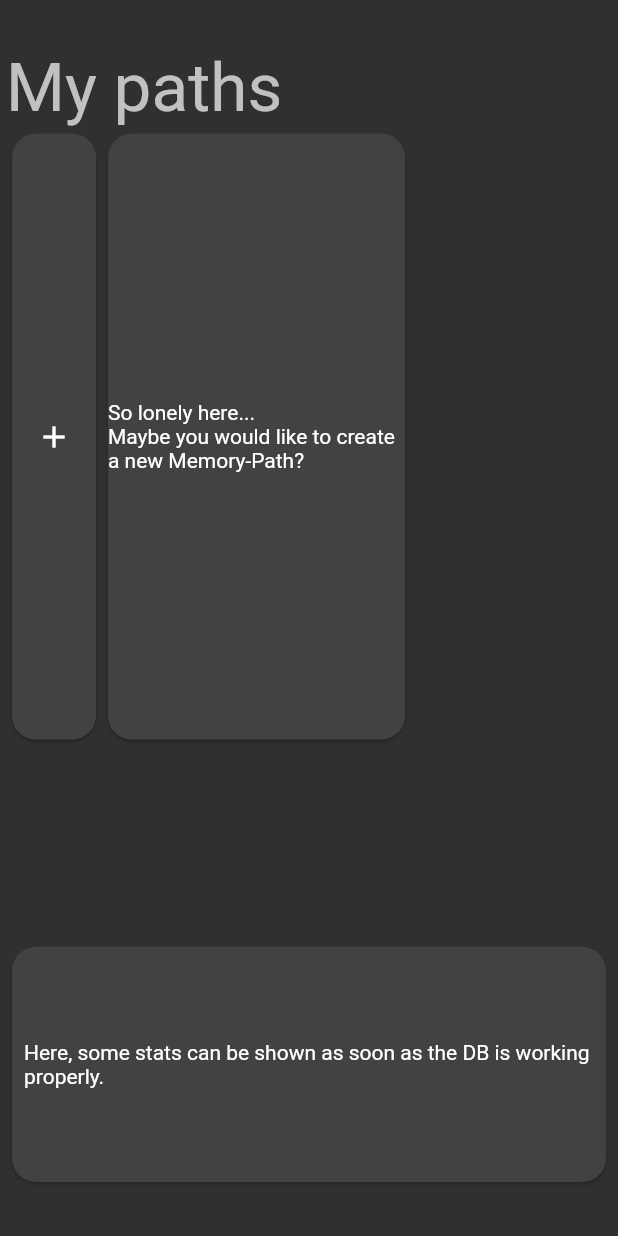
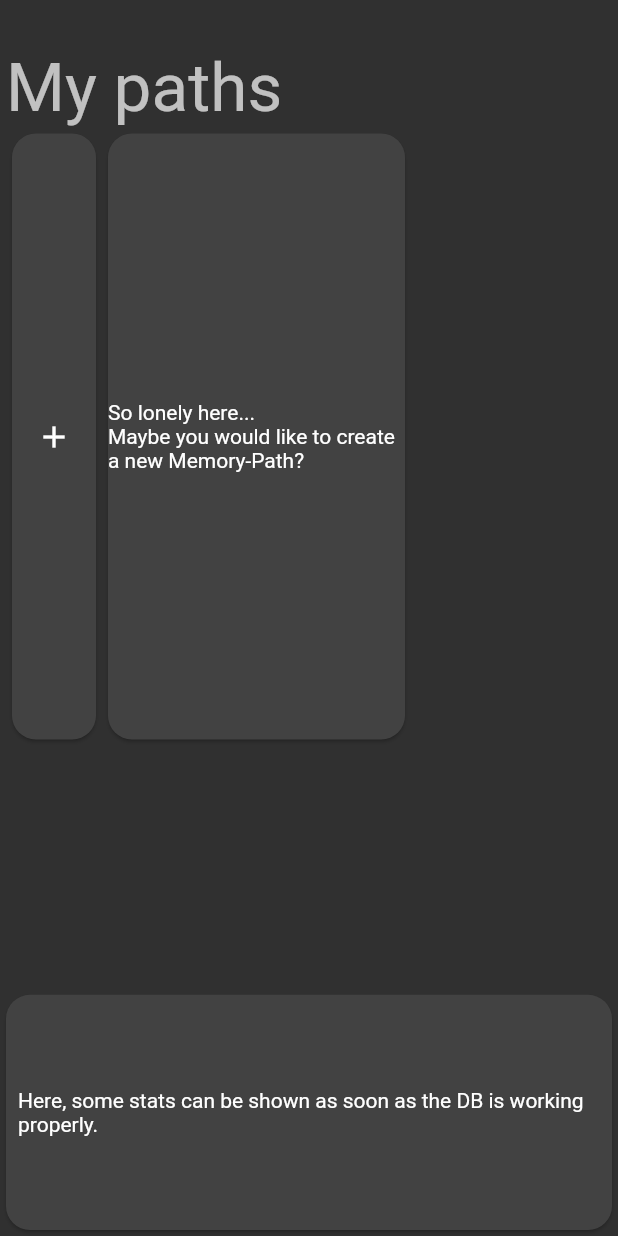
Before and after one commit to Memory-Path/memorypath_app, a Flutter app: the screen it shows after launch, on a phone screen of 412 x 824 dp. Run offline on Flutter 3.47's test engine with Material 2 defaults, Android fonts, the light colour scheme and no system bars; our stand-ins replace file_picker, flutter_map, image_picker, latlong; missing offline and left inert: file_picker_cross, location_web, map_api.

Commit message:
Fixed overflow

```diff
--- a/lib/pages/HomePage.dart
+++ b/lib/pages/HomePage.dart
@@ -112,9 +112,13 @@ class _HomePageState extends State<HomePage> {
                     )
                   : CenterProgress(),
             ),
-            Expanded(child: Container()),
-            Center(
+          ],
+        ),
+      ),
+      bottomNavigationBar: Container(
+        alignment: Alignment.bottomCenter,
         child: Container(
+          constraints: BoxConstraints(maxWidth: 786),
           child: Card(
             child: Padding(
               padding: const EdgeInsets.all(8.0),
@@ -124,12 +128,9 @@ class _HomePageState extends State<HomePage> {
               ),
             ),
           ),
-              constraints: BoxConstraints(
-                  maxWidth: 786,
-                  minHeight: MediaQuery.of(context).size.height / 5),
-            )),
-          ],
         ),
+        constraints:
+            BoxConstraints(maxHeight: MediaQuery.of(context).size.height / 5),
       ),
     );
   }
--- a/lib/widgets/CreateMemoryPathCard.dart
+++ b/lib/widgets/CreateMemoryPathCard.dart
@@ -23,8 +23,9 @@ class _CreateMemoryPathCardState extends State<CreateMemoryPathCard> {
           aspectRatio: MediaQuery.of(context).size.aspectRatio,
           child: Card(
             child: Padding(
-              padding: const EdgeInsets.all(8.0),
-              child: Column(
+              padding: const EdgeInsets.symmetric(vertical: 16.0),
+              child: ListView(
+                padding: const EdgeInsets.symmetric(horizontal: 8.0),
                 children: [
                   TextField(
                     autofocus: true,
```
Also changed, not shown: lib/pages/SplashScreen.dart (+6 -4 lines), pubspec.yaml (+4 -4 lines), pubspec.lock, 5 other files. Lines whose indentation alone changed are shown as unchanged.
